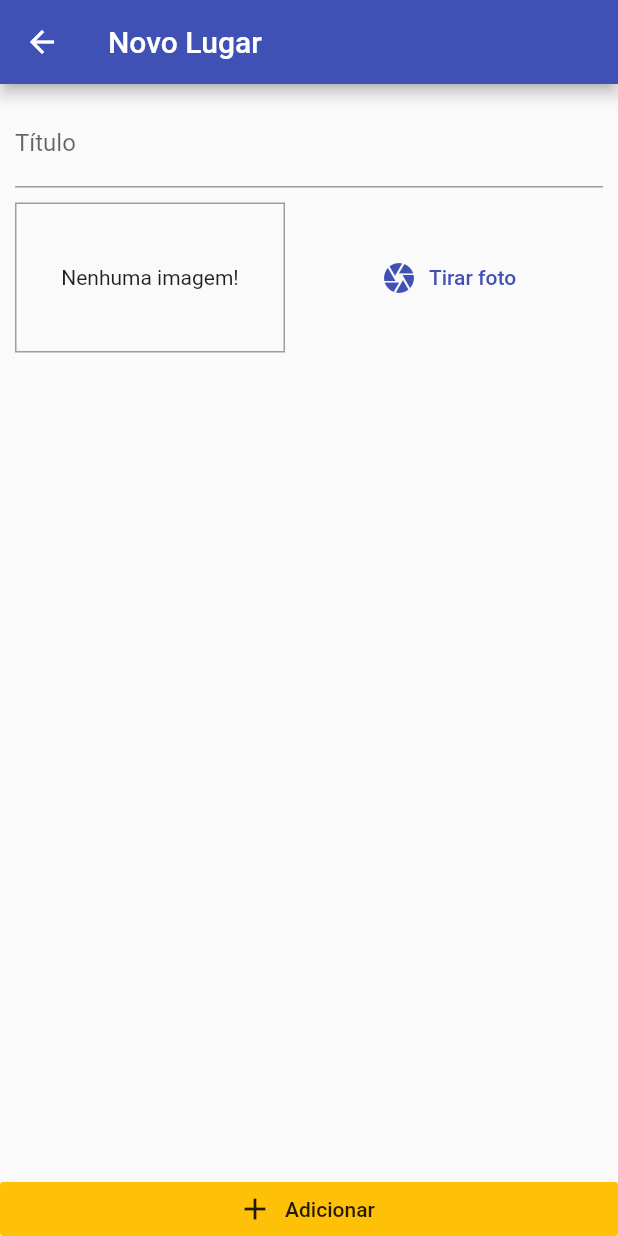
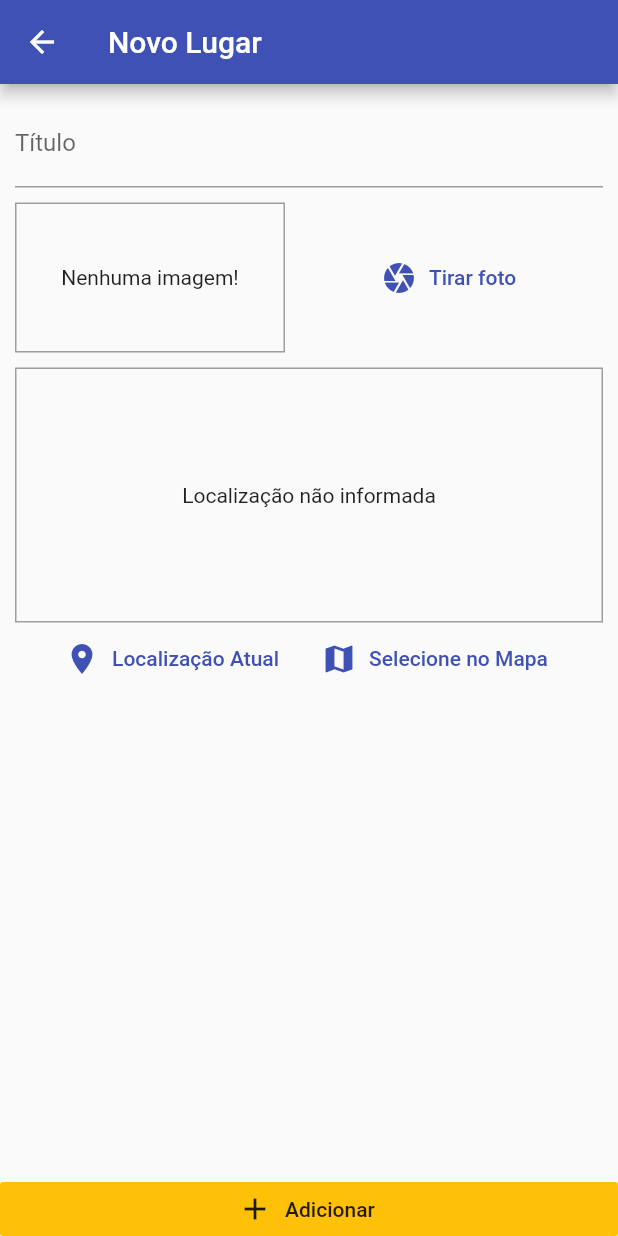
Before and after one commit to Joandysson/great-places, a Flutter app: the PlaceForm screen opened by its route, on a phone screen of 412 x 824 dp. Run offline on Flutter 3.47's test engine with Material 2 defaults, Android fonts, the phone set to English and light mode, and no system bars; our stand-ins replace image_picker, location, sqflite; missing offline and left inert: dart:ffi; accounts and stored records are empty.

Commit message:
get location

```diff
--- a/lib/screens/place_form.dart
+++ b/lib/screens/place_form.dart
@@ -3,6 +3,7 @@ import 'dart:io';
 import 'package:flutter/material.dart';
 import 'package:great_places/providers/great_places.dart';
 import 'package:great_places/widgets/image_input.dart';
+import 'package:great_places/widgets/location_input.dart';
 import 'package:provider/provider.dart';
 
 class PlaceForm extends StatefulWidget {
@@ -51,7 +52,9 @@ class _PlaceFormState extends State<PlaceForm> {
                       ),
                     ),
                     SizedBox(height: 10),
-                    ImageInput(this._selectImage)
+                    ImageInput(this._selectImage),
+                    SizedBox(height: 10),
+                    LocationInput()
                   ],
                 ),
               ),
--- /dev/null
+++ b/lib/widgets/location_input.dart
@@ -0,0 +1,59 @@
+import 'dart:ffi';
+
+import 'package:flutter/material.dart';
+import 'package:location/location.dart';
+
+class LocationInput extends StatefulWidget {
+  @override
+  _LocationInputState createState() => _LocationInputState();
+}
+
+class _LocationInputState extends State<LocationInput> {
+  String _previewImageUrl;
+
+  Future<void> _getCurrentUserLocation() async {
+    final locData = await Location().getLocation();
+    print(locData.latitude);
+    print(locData.longitude);
+  }
+
+  @override
+  Widget build(BuildContext context) {
+    return Column(
+      children: [
+        Container(
+          height: 170,
+          width: double.infinity,
+          alignment: Alignment.center,
+          decoration: BoxDecoration(
+            border: Border.all(width: 1, color: Colors.grey),
+          ),
+          child: _previewImageUrl == null
+              ? Text('Localização não informada')
+              : Image.network(
+                  _previewImageUrl,
+                  fit: BoxFit.cover,
+                  width: double.infinity,
+                ),
+        ),
+        Row(
+          mainAxisAlignment: MainAxisAlignment.center,
+          children: [
+            FlatButton.icon(
+              icon: Icon(Icons.location_on),
+              label: Text('Localização Atual'),
+              textColor: Theme.of(context).primaryColor,
+              onPressed: _getCurrentUserLocation,
+            ),
+            FlatButton.icon(
+              icon: Icon(Icons.map),
+              label: Text('Selecione no Mapa'),
+              textColor: Theme.of(context).primaryColor,
+              onPressed: _getCurrentUserLocation,
+            ),
+          ],
+        )
+      ],
+    );
+  }
+}
```
Also changed, not shown: 1 other file.
